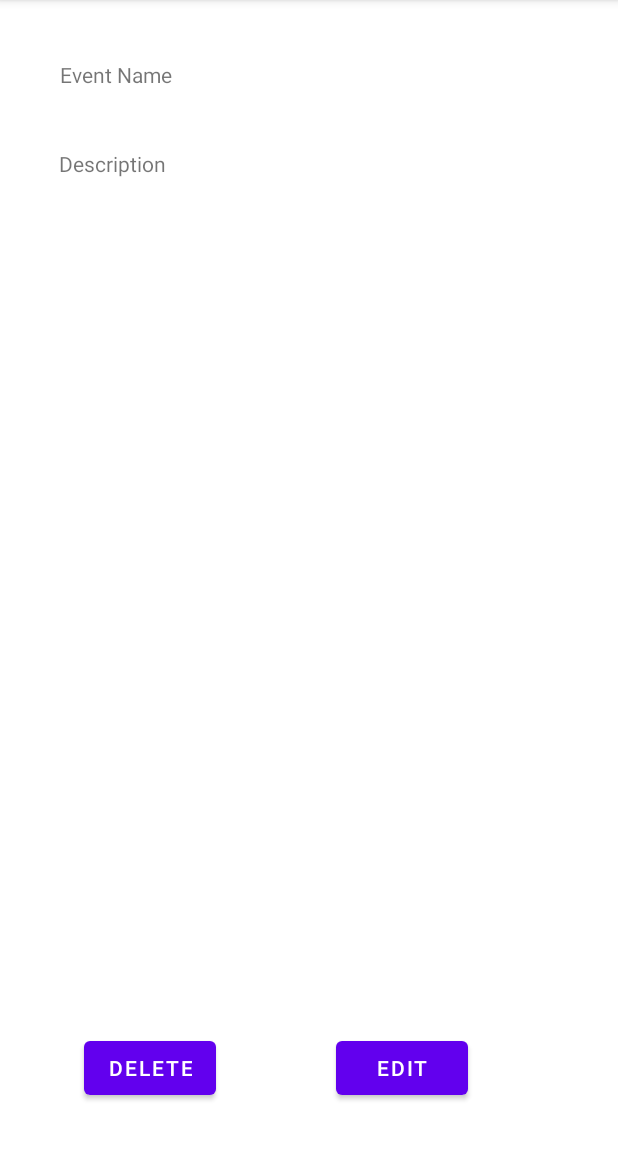
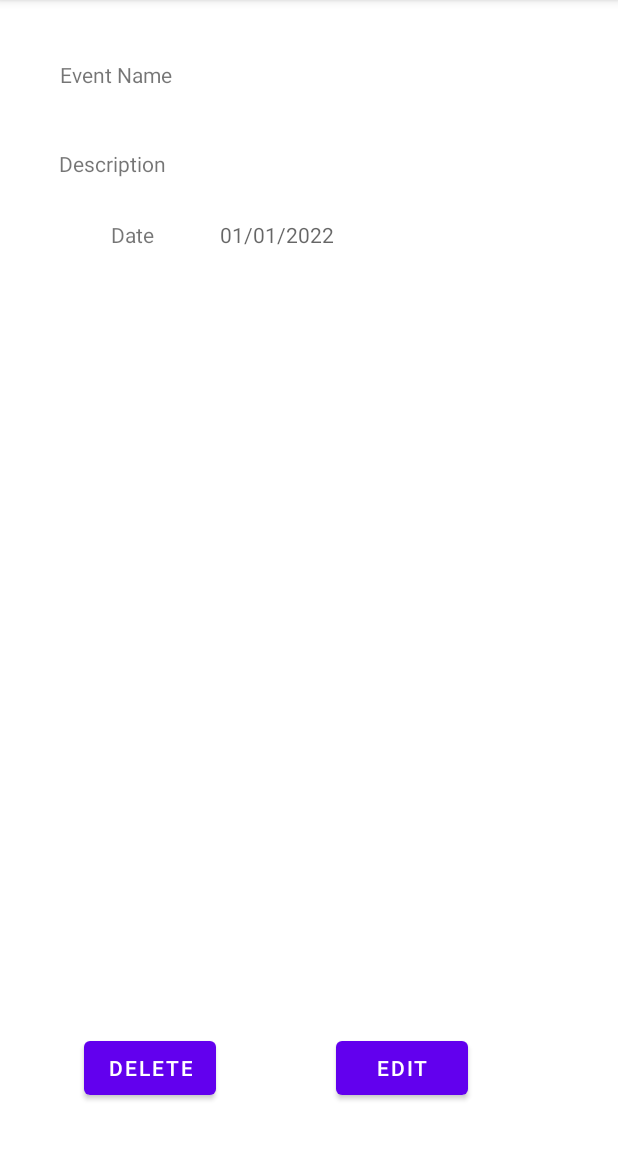
Before and after one commit to Azura-yuwi/OnTrack, an Android app: the DisplayEvent screen opened directly, with no data from a screen before it, on a phone screen of 412 x 824 dp, the part 84-1236 px from its top. Run offline under Robolectric (Android 15) with nearby library versions, the phone set to English and light mode, and no system bars.

Commit message:
02/23/2022 Editable Date Select

```diff
--- a/app/src/main/java/com/example/ontrack/DisplayEvent.java
+++ b/app/src/main/java/com/example/ontrack/DisplayEvent.java
@@ -14,6 +14,11 @@ import android.widget.TextView;
 
 public class DisplayEvent extends AppCompatActivity {
     private int index;
+    int year;
+    int month;
+    int day;
+    String displayDate;
+
     @Override
     protected void onCreate(Bundle savedInstanceState) {
         super.onCreate(savedInstanceState);
@@ -21,10 +26,22 @@ public class DisplayEvent extends AppCompatActivity {
 
         Intent intent = getIntent();
         String name = intent.getStringExtra("event_name");
+        year = intent.getIntExtra("event_year", 1);
+        month = intent.getIntExtra("event_month", 1);
+        day = intent.getIntExtra("event_day", 1);
+        displayDate = intent.getStringExtra("event_date_string");
+
+        //intent.putExtra("event_year", event.date.getYear());
+        //intent.putExtra("event_month", event.date.getMonthValue()-1);
+       // intent.putExtra("event_day", event.date.getDayOfMonth());
+
         index = intent.getIntExtra("position", 0);
 
         TextView textView = (TextView) findViewById(R.id.tvInputEventName);
         textView.setText(name);
+
+        TextView datetv = (TextView) findViewById(R.id.tvShowInputDate);
+        datetv.setText(displayDate);
 
         String des = intent.getStringExtra("event_des");
         TextView textViewDes = (TextView) findViewById(R.id.tvShowInputDescription);
@@ -42,6 +59,13 @@ public class DisplayEvent extends AppCompatActivity {
         intent.putExtra("pass_type", 1);
         intent.putExtra("event_name", name);
         intent.putExtra("event_des", des);
+
+        intent.putExtra("event_date_string", displayDate);
+
+        intent.putExtra("make_year", year);
+        intent.putExtra("make_month", month);
+        intent.putExtra("make_day", day);
+
         editEventLaunch.launch(intent);
     }
 
@@ -62,10 +86,17 @@ public class DisplayEvent extends AppCompatActivity {
                 Intent dataIntent = result.getData();
                 String returnString = dataIntent.getStringExtra("edit");
                 String des = dataIntent.getStringExtra("editDes");
+                int year = dataIntent.getIntExtra("make_year", 1);
+                int month = dataIntent.getIntExtra("make_month", 1);
+                int day = dataIntent.getIntExtra("make_day", 1);
+
                 Intent passBack = new Intent();
                 passBack.putExtra("edit_name", returnString);
                 passBack.putExtra("edit_des", des);
                 passBack.putExtra("position", index);
+                passBack.putExtra("make_year", year);
+                passBack.putExtra("make_month", month);
+                passBack.putExtra("make_day", day);
                 setResult(0, passBack);
                 finish();
             }
--- a/app/src/main/res/layout/activity_display_event2.xml
+++ b/app/src/main/res/layout/activity_display_event2.xml
@@ -71,4 +71,27 @@
         android:text="description"
         app:layout_constraintStart_toStartOf="@+id/tvInputEventName"
         app:layout_constraintTop_toTopOf="@+id/tvShowDescription" />
+
+    <TextView
+        android:id="@+id/tvShowInputDate"
+        android:layout_width="wrap_content"
+        android:layout_height="wrap_content"
+        android:layout_marginTop="28dp"
+        android:hint="@string/default_date"
+        android:inputType="date"
+        app:layout_constraintStart_toStartOf="@+id/tvShowInputDescription"
+        app:layout_constraintTop_toBottomOf="@+id/tvShowInputDescription"
+        tools:ignore="TouchTargetSizeCheck" />
+
+    <TextView
+
+        android:id="@+id/tvDisplayDateTag"
+        android:layout_width="wrap_content"
+        android:layout_height="wrap_content"
+        android:layout_marginEnd="8dp"
+        android:text="Date"
+        app:layout_constraintEnd_toEndOf="@+id/tvShowDescription"
+        app:layout_constraintTop_toTopOf="@id/tvShowInputDate"
+        app:layout_constraintBottom_toBottomOf="@id/tvShowInputDate"
+        tools:layout_editor_absoluteY="185dp" />
 </androidx.constraintlayout.widget.ConstraintLayout>
```
Also changed, not shown: app/src/main/java/com/example/ontrack/MainActivity.java (+12 -0 lines), app/src/main/java/com/example/ontrack/NewEventPage.java (+7 -0 lines).
